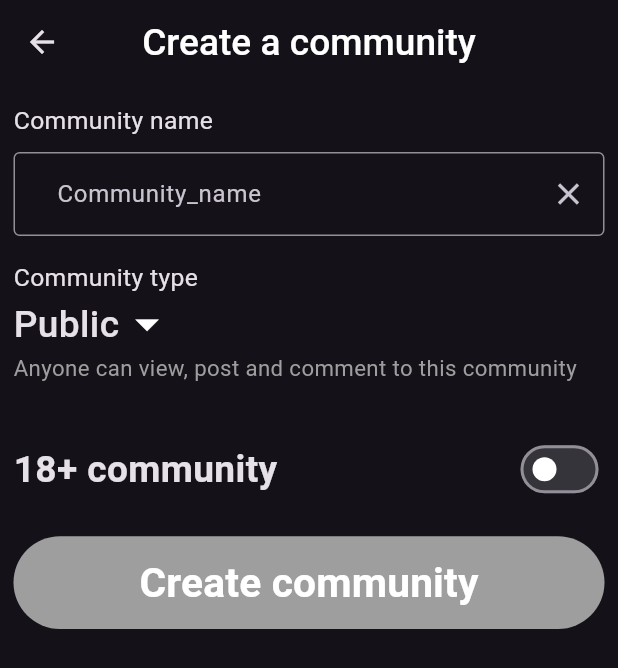
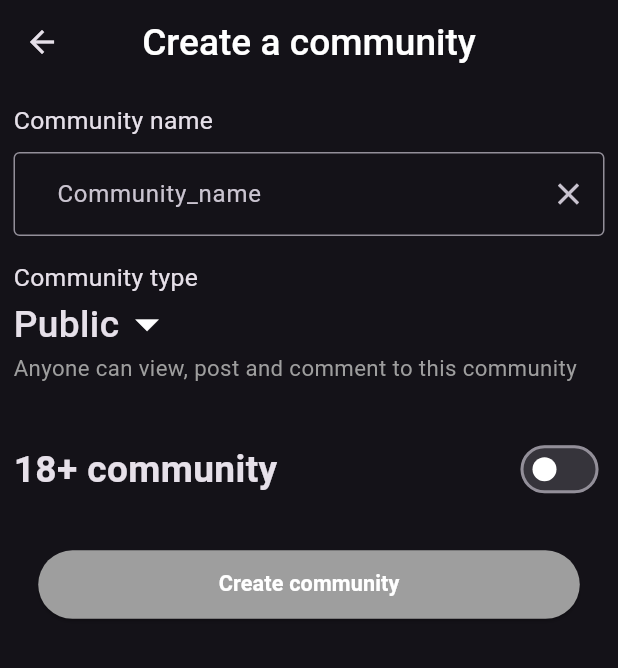
Before and after one commit to L-Ham/Cross, a Flutter app: the CreateCommunityScreen screen opened by its route, on a phone screen of 412 x 824 dp. Shown: the top 668 px of the screen. Run offline on Flutter 3.47's test engine with Material 3 defaults, Android fonts, the phone set to English and light mode, and no system bars; our stand-ins replace font_awesome_flutter.

Commit message:
Used continue instead of elevated button

```diff
--- a/lib/screens/create_community_screen.dart
+++ b/lib/screens/create_community_screen.dart
@@ -1,6 +1,7 @@
 import 'dart:async';
 import 'package:flutter/material.dart';
 import '../components/create_community_components/community_name_text_box.dart';
+import '../components/general_components/continue_button.dart';
 import '../components/general_components/custom_switch.dart';
 import '../components/create_community_components/community_type_selector.dart';
 import '../utilities/screen_size_handler.dart';
@@ -187,29 +188,11 @@ class _CreateCommunityScreenState extends State<CreateCommunityScreen> {
                   SizedBox(
                     height: ScreenSizeHandler.screenHeight * 0.025,
                   ),
-                  ElevatedButton(
-                    onPressed: (activated) ? createCommunity : null,
-                    style: ButtonStyle(
-                      minimumSize: MaterialStateProperty.all(Size(
-                          ScreenSizeHandler.screenHeight * 0.02,
-                          ScreenSizeHandler.screenHeight *
-                              kCreateCommunityButtonHeightRatio)),
-                      backgroundColor:
-                          MaterialStateProperty.resolveWith<Color?>(
-                        (states) =>
-                            (activated) ? Colors.blueAccent : Colors.grey,
-                      ),
-                    ),
-                    child: Text(
-                      'Create community',
-                      style: TextStyle(
-                        color: Colors.white,
-                        fontSize: ScreenSizeHandler.bigger *
-                            kCreateCommunityButtonTextHeightRatio,
-                        fontWeight: FontWeight.bold,
-                      ),
-                    ),
-                  ),
+                  ContinueButton(
+                      onPress: () {},
+                      text: 'Create community',
+                      color: Colors.blue,
+                      isButtonEnabled: activated),
                 ],
               )
             ],
```
